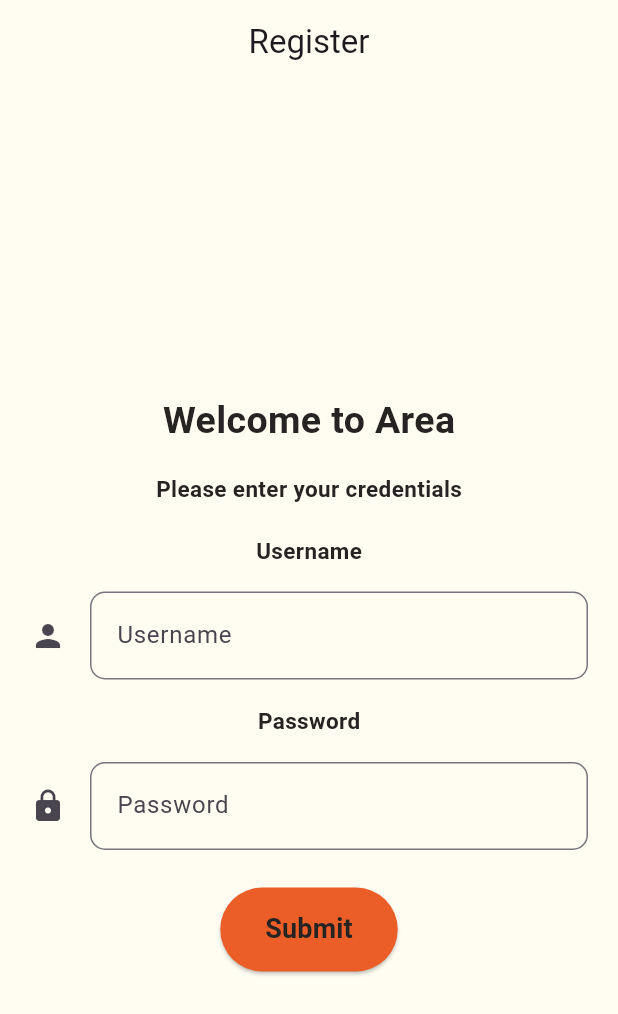
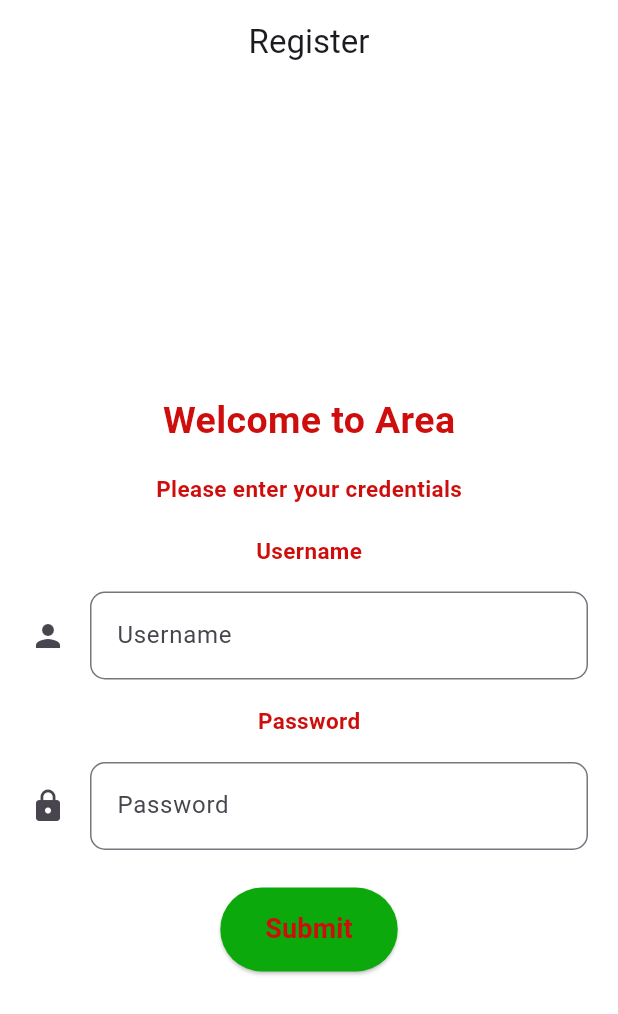
Before and after one commit to Lucas-COX/AREA, a Flutter app: the screen it shows after launch, after a tap on "Sign in", on a phone screen of 412 x 824 dp. Shown: the top 1014 px of the screen. Run offline on Flutter 3.47's test engine with Material 2 defaults, Android fonts, the phone set to English and light mode, and no system bars; our stand-ins replace date_field, draggable_home, flutter_dotenv, shared_preferences; network calls fail.

Commit message:
feat(moblie): change color to noel and add fiel to notion (#81)

```diff
--- a/mobile/lib/routes/home/home.dart
+++ b/mobile/lib/routes/home/home.dart
@@ -1,7 +1,6 @@
 import 'package:draggable_home/draggable_home.dart';
 import 'package:flutter/material.dart';
 import 'package:mobil/routes/login/login.dart';
-import 'package:shared_preferences/shared_preferences.dart';
 import 'services/service_triggers.dart';
 
 import '../../services/services_session.dart';
@@ -34,8 +33,8 @@ class _HomePageState extends State<HomePage> {
           final triggers = session?.user == null ? [] : session?.user?.triggers;
           return (DraggableHome(
               title: const Text("",
-                  style: TextStyle(color: Color.fromRGBO(37, 36, 34, 1))),
-              backgroundColor: const Color.fromRGBO(255, 252, 242, 1),
+                  style: TextStyle(color: Color.fromRGBO(206, 13, 13, 1))),
+              backgroundColor: const Color.fromRGBO(255, 255, 255, 1),
               headerWidget: headerWidget(context, session),
               alwaysShowTitle: true,
               alwaysShowLeadingAndAction: true,
@@ -44,15 +43,16 @@ class _HomePageState extends State<HomePage> {
                   onPressed: (() {
                     Navigator.pushNamed(context, '/login');
                   }),
-                  icon: const Icon(Icons.login)),
-              appBarColor: const Color.fromRGBO(255, 252, 242, 1),
+                  icon: const Icon(Icons.login,
+                      color: Color.fromRGBO(206, 13, 13, 1))),
+              appBarColor: const Color.fromRGBO(255, 255, 255, 1),
               body: [
                 const Text(
                   'Your trigger',
                   style: TextStyle(
                     fontSize: 20,
                     fontWeight: FontWeight.bold,
-                    color: Color.fromRGBO(37, 36, 34, 1),
+                    color: Color.fromRGBO(206, 13, 13, 1),
                   ),
                 ),
                 const SizedBox(height: 50),
@@ -62,7 +62,7 @@ class _HomePageState extends State<HomePage> {
                     shrinkWrap: true,
                     itemCount: triggers?.length ?? 0,
                     itemBuilder: (context, index) => Card(
-                          color: const Color.fromRGBO(235, 94, 40, 1),
+                          color: const Color.fromRGBO(12, 169, 12, 1),
                           child: ListTile(
                             subtitle: Text(triggers?[index].description ??
                                 'No description'),
@@ -72,13 +72,13 @@ class _HomePageState extends State<HomePage> {
                               children: [
                                 Switch(
                                   value: triggers?[index].active,
+                                  activeColor: Color.fromRGBO(206, 13, 13, 1),
                                   onChanged: (value) async {
                                     setState(() {
-                                      if (value == true) {
-                                        triggers?[index].active = true;
-                                      } else {
-                                        triggers?[index].active = false;
-                                      }
+                                      print(value);
+                                      print(triggers?[index].active);
+                                      triggers?[index].active = value;
+                                      print(triggers?[index].active);
                                     });
                                     await TriggersService.update(
                                         triggers?[index].toTriggerBody(),
@@ -93,7 +93,8 @@ class _HomePageState extends State<HomePage> {
                                         triggers?.removeAt(index);
                                       });
                                     },
-                                    icon: const Icon(Icons.delete)),
+                                    icon: const Icon(Icons.delete,
+                                        color: Color.fromRGBO(206, 13, 13, 1))),
                                 IconButton(
                                     onPressed: () async {
                                       Navigator.pushNamed(context, '/edit',
@@ -101,6 +102,7 @@ class _HomePageState extends State<HomePage> {
                                     },
                                     icon: const Icon(
                                       Icons.edit,
+                                      color: Color.fromRGBO(206, 13, 13, 1),
                                     )),
                               ],
                             ),
@@ -116,7 +118,7 @@ Widget headerWidget(BuildContext context, final session) {
   return Container(
       height: 200,
       width: double.infinity,
-      color: const Color.fromRGBO(255, 252, 242, 1),
+      color: const Color.fromRGBO(255, 255, 255, 1),
       child:
           Column(mainAxisAlignment: MainAxisAlignment.start, children: <Widget>[
         const SizedBox(height: 50),
@@ -125,13 +127,13 @@ Widget headerWidget(BuildContext context, final session) {
           style: const TextStyle(
             fontSize: 30,
             fontWeight: FontWeight.bold,
-            color: Color.fromRGBO(37, 36, 34, 1),
+            color: Color.fromRGBO(206, 13, 13, 1),
           ),
         ),
         const SizedBox(height: 50),
         ElevatedButton(
             style: ElevatedButton.styleFrom(
-                primary: const Color.fromRGBO(235, 94, 40, 1)),
+                primary: const Color.fromRGBO(12, 169, 12, 1)),
             onPressed: () {
               Navigator.pushNamed(context, '/services');
             },
@@ -143,14 +145,14 @@ Widget headerWidget(BuildContext context, final session) {
           style: TextStyle(
             fontSize: 20,
             fontWeight: FontWeight.bold,
-            color: Color.fromRGBO(37, 36, 34, 1),
+            color: Color.fromRGBO(206, 13, 13, 1),
           ),
         ),
         const SizedBox(height: 10),
         ElevatedButton(
           style: ElevatedButton.styleFrom(
             foregroundColor: Colors.white,
-            backgroundColor: const Color.fromRGBO(235, 94, 40, 1),
+            backgroundColor: const Color.fromRGBO(12, 169, 12, 1),
             shape: RoundedRectangleBorder(
               borderRadius: BorderRadius.circular(32.0),
             ),
--- a/mobile/lib/routes/home/services/service_triggers.dart
+++ b/mobile/lib/routes/home/services/service_triggers.dart
@@ -1,6 +1,5 @@
 import 'dart:async';
 
-import 'package:flutter/cupertino.dart';
 import 'package:http/http.dart' as http;
 import 'dart:convert';
 
--- a/mobile/lib/routes/login/login.dart
+++ b/mobile/lib/routes/login/login.dart
@@ -19,12 +19,12 @@ class _AccueilPageState extends State<AccueilPage> {
   @override
   Widget build(BuildContext context) {
     return Scaffold(
-      backgroundColor: const Color.fromRGBO(255, 252, 242, 1),
+      backgroundColor: const Color.fromRGBO(255, 255, 255, 1),
       appBar: AppBar(
         centerTitle: true,
-        backgroundColor: const Color.fromRGBO(255, 252, 242, 1),
+        backgroundColor: const Color.fromRGBO(255, 255, 255, 1),
         title: const Text('Area',
-            style: TextStyle(color: Color.fromRGBO(37, 36, 34, 1))),
+            style: TextStyle(color: Color.fromRGBO(255, 255, 255, 1))),
         elevation: 0,
         leading: const Text(''),
       ),
@@ -37,7 +37,7 @@ class _AccueilPageState extends State<AccueilPage> {
               style: TextStyle(
                 fontSize: 30,
                 fontWeight: FontWeight.bold,
-                color: Color.fromRGBO(37, 36, 34, 1),
+                color: Color.fromRGBO(206, 13, 13, 1),
               ),
             ),
             const SizedBox(height: 80),
@@ -49,7 +49,7 @@ class _AccueilPageState extends State<AccueilPage> {
                   labelText: 'Username',
                   focusedBorder: OutlineInputBorder(
                     borderSide: BorderSide(
-                        color: Color.fromRGBO(235, 94, 40, 1), width: 2.0),
+                        color: Color.fromRGBO(12, 169, 12, 1), width: 2.0),
                     borderRadius: BorderRadius.all(Radius.circular(10)),
                   ),
                   border: OutlineInputBorder(
@@ -67,18 +67,18 @@ class _AccueilPageState extends State<AccueilPage> {
               child: TextFormField(
                 obscureText: true,
                 decoration: const InputDecoration(
-                  hoverColor: Color.fromRGBO(235, 94, 40, 1),
+                  hoverColor: Color.fromRGBO(12, 169, 12, 1),
                   labelText: 'Password',
                   contentPadding: EdgeInsets.all(14),
                   focusedBorder: OutlineInputBorder(
                     borderSide: BorderSide(
-                        color: Color.fromRGBO(235, 94, 40, 1), width: 2.0),
+                        color: Color.fromRGBO(12, 169, 12, 1), width: 2.0),
                     borderRadius: BorderRadius.all(Radius.circular(10)),
                   ),
                   border: OutlineInputBorder(
                     borderRadius: BorderRadius.all(Radius.circular(10)),
                     borderSide:
-                        BorderSide(color: Color.fromRGBO(235, 94, 40, 1)),
+                        BorderSide(color: Color.fromRGBO(12, 169, 12, 1)),
                   ),
                 ),
                 onChanged: (value) => setState(() {
@@ -89,7 +89,7 @@ class _AccueilPageState extends State<AccueilPage> {
             const SizedBox(height: 20),
             ElevatedButton(
                 style: ElevatedButton.styleFrom(
-                  backgroundColor: const Color.fromRGBO(235, 94, 40, 1),
+                  backgroundColor: const Color.fromRGBO(12, 169, 12, 1),
                   padding:
                       const EdgeInsets.symmetric(horizontal: 45, vertical: 10),
                 ),
--- a/mobile/lib/routes/register/register.dart
+++ b/mobile/lib/routes/register/register.dart
@@ -11,12 +11,12 @@ class RegisterPage extends StatelessWidget {
     String username = '';
     String password = '';
     return Scaffold(
-      backgroundColor: const Color.fromRGBO(255, 252, 242, 1),
+      backgroundColor: const Color.fromRGBO(255, 255, 255, 1),
       appBar: AppBar(
         centerTitle: true,
         title: const Text('Register'),
         leading: const Text(''),
-        backgroundColor: const Color.fromRGBO(255, 252, 242, 1),
+        backgroundColor: const Color.fromRGBO(255, 255, 255, 1),
       ),
       body: Form(
         child: Column(
@@ -26,7 +26,7 @@ class RegisterPage extends StatelessWidget {
             const Text(
               'Welcome to Area',
               style: TextStyle(
-                  color: Color.fromRGBO(37, 36, 34, 1),
+                  color: Color.fromRGBO(206, 13, 13, 1),
                   fontSize: 25,
                   fontWeight: FontWeight.bold),
             ),
@@ -34,7 +34,7 @@ class RegisterPage extends StatelessWidget {
             const Text(
               'Please enter your credentials',
               style: TextStyle(
-                  color: Color.fromRGBO(37, 36, 34, 1),
+                  color: Color.fromRGBO(206, 13, 13, 1),
                   fontSize: 15,
                   fontWeight: FontWeight.bold),
             ),
@@ -42,7 +42,7 @@ class RegisterPage extends StatelessWidget {
             const Text(
               'Username',
               style: TextStyle(
-                  color: Color.fromRGBO(37, 36, 34, 1),
+                  color: Color.fromRGBO(206, 13, 13, 1),
                   fontSize: 15,
                   fontWeight: FontWeight.bold),
             ),
@@ -51,11 +51,11 @@ class RegisterPage extends StatelessWidget {
               padding: const EdgeInsets.symmetric(horizontal: 20),
               child: TextFormField(
                 decoration: const InputDecoration(
-                  hoverColor: Color.fromRGBO(37, 36, 34, 1),
+                  hoverColor: Color.fromRGBO(206, 13, 13, 1),
                   contentPadding: EdgeInsets.all(14),
                   focusedBorder: OutlineInputBorder(
                     borderSide: BorderSide(
-                        color: Color.fromRGBO(235, 94, 40, 1), width: 2.0),
+                        color: Color.fromRGBO(12, 169, 12, 1), width: 2.0),
                     borderRadius: BorderRadius.all(Radius.circular(10)),
                   ),
                   border: OutlineInputBorder(
@@ -69,7 +69,7 @@ class RegisterPage extends StatelessWidget {
                   username = value;
                 },
                 style: const TextStyle(
-                    color: Color.fromRGBO(37, 36, 34, 1),
+                    color: Color.fromRGBO(206, 13, 13, 1),
                     fontSize: 15,
                     fontWeight: FontWeight.bold),
               ),
@@ -78,7 +78,7 @@ class RegisterPage extends StatelessWidget {
             const Text(
               'Password',
               style: TextStyle(
-                  color: Color.fromRGBO(37, 36, 34, 1),
+                  color: Color.fromRGBO(206, 13, 13, 1),
                   fontSize: 15,
                   fontWeight: FontWeight.bold),
             ),
@@ -88,17 +88,17 @@ class RegisterPage extends StatelessWidget {
               child: TextFormField(
                 obscureText: true,
                 decoration: const InputDecoration(
-                  hoverColor: Color.fromRGBO(37, 36, 34, 1),
+                  hoverColor: Color.fromRGBO(206, 13, 13, 1),
                   contentPadding: EdgeInsets.all(14),
                   focusedBorder: OutlineInputBorder(
                     borderSide: BorderSide(
-                        color: Color.fromRGBO(235, 94, 40, 1), width: 2.0),
+                        color: Color.fromRGBO(12, 169, 12, 1), width: 2.0),
                     borderRadius: BorderRadius.all(Radius.circular(10)),
                   ),
                   border: OutlineInputBorder(
                     borderRadius: BorderRadius.all(Radius.circular(10)),
                     borderSide:
-                        BorderSide(color: Color.fromRGBO(37, 36, 34, 1)),
+                        BorderSide(color: Color.fromRGBO(206, 13, 13, 1)),
                   ),
                   labelText: 'Password',
                   icon: Icon(Icons.lock),
@@ -108,7 +108,7 @@ class RegisterPage extends StatelessWidget {
                   password = value;
                 },
                 style: const TextStyle(
-                    color: Color.fromRGBO(37, 36, 34, 1),
+                    color: Color.fromRGBO(206, 13, 13, 1),
                     fontSize: 15,
                     fontWeight: FontWeight.bold),
               ),
@@ -118,6 +118,7 @@ class RegisterPage extends StatelessWidget {
               onPressed: () async {
                 final response = await ServicesRegister.register(
                     username.trim(), password.trim());
+                print(response.statusCode);
                 if (response.statusCode == 200) {
                   final prefs = await SharedPreferences.getInstance();
                   prefs.setString(
@@ -133,13 +134,13 @@ class RegisterPage extends StatelessWidget {
                 }
               },
               style: ElevatedButton.styleFrom(
-                backgroundColor: const Color.fromRGBO(235, 94, 40, 1),
+                backgroundColor: const Color.fromRGBO(12, 169, 12, 1),
                 padding:
                     const EdgeInsets.symmetric(horizontal: 30, vertical: 15),
               ),
               child: const Text('Submit',
                   style: TextStyle(
-                      color: Color.fromRGBO(37, 36, 34, 1),
+                      color: Color.fromRGBO(206, 13, 13, 1),
                       fontSize: 18,
                       fontWeight: FontWeight.bold)),
             ),
--- a/mobile/lib/routes/register/services/services_register.dart
+++ b/mobile/lib/routes/register/services/services_register.dart
@@ -7,6 +7,7 @@ class ServicesRegister {
   static Future register(String username, String password) async {
     var completer = Completer();
     String url = const String.fromEnvironment('API_URL');
+    print('url: $url');
     try {
       final response = await http.post(Uri.parse('$url/register'),
           headers: <String, String>{
--- a/mobile/lib/routes/services/services/services_services.dart
+++ b/mobile/lib/routes/services/services/services_services.dart
@@ -1,5 +1,6 @@
 import 'dart:async';
 import 'dart:convert';
+import 'package:flutter/material.dart';
 import 'package:shared_preferences/shared_preferences.dart';
 import 'package:http/http.dart' as http;
 import 'package:url_launcher/url_launcher.dart';
@@ -100,7 +101,7 @@ class Services {
         });
         completer.complete(jsonDecode(response.body));
       } catch (e) {
-        print(e.toString());
+        debugPrint(e.toString());
       }
       return completer.future;
     }
--- a/mobile/lib/services/services_session.dart
+++ b/mobile/lib/services/services_session.dart
@@ -1,6 +1,4 @@
-import 'package:flutter/material.dart';
 import 'package:http/http.dart' as http;
-import 'package:mobil/routes/services/services/services_services.dart';
 import 'dart:convert';
 import 'dart:async';
 import 'package:shared_preferences/shared_preferences.dart';
@@ -66,18 +64,21 @@ class User {
   String username;
   DateTime createdAt;
   DateTime updatedAt;
+  String role;
   List<Trigger> triggers = [];
   List<String> services = [];
 
   User(
       {required this.username,
       required this.createdAt,
+      required this.role,
       required this.updatedAt});
 
   User.fromJson(Map<String, dynamic> json)
       : username = json['username'],
         createdAt = DateTime.parse(json['created_at']),
         updatedAt = DateTime.parse(json['updated_at']),
+        role = json['role'],
         triggers = json['triggers'] == null
             ? []
             : (json['triggers'] as List)
--- a/mobile/pubspec.yaml
+++ b/mobile/pubspec.yaml
@@ -1,4 +1,5 @@
 dependencies:
+  date_field: ^3.0.0
   http: ^0.13.5
   http_parser: 4.0.1
   cupertino_icons: ^1.0.2
```
Also changed, not shown: mobile/lib/routes/home/edit_card.dart (+88 -40 lines), mobile/lib/routes/services/services.dart (+5 -3 lines), mobile/pubspec.lock.
